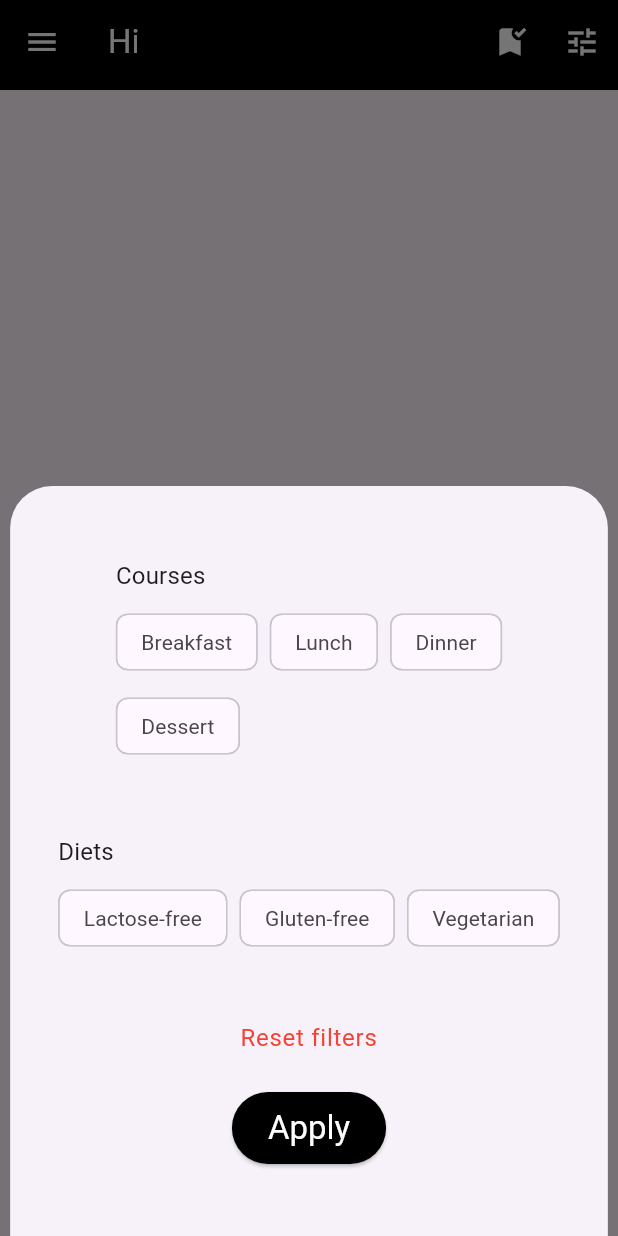
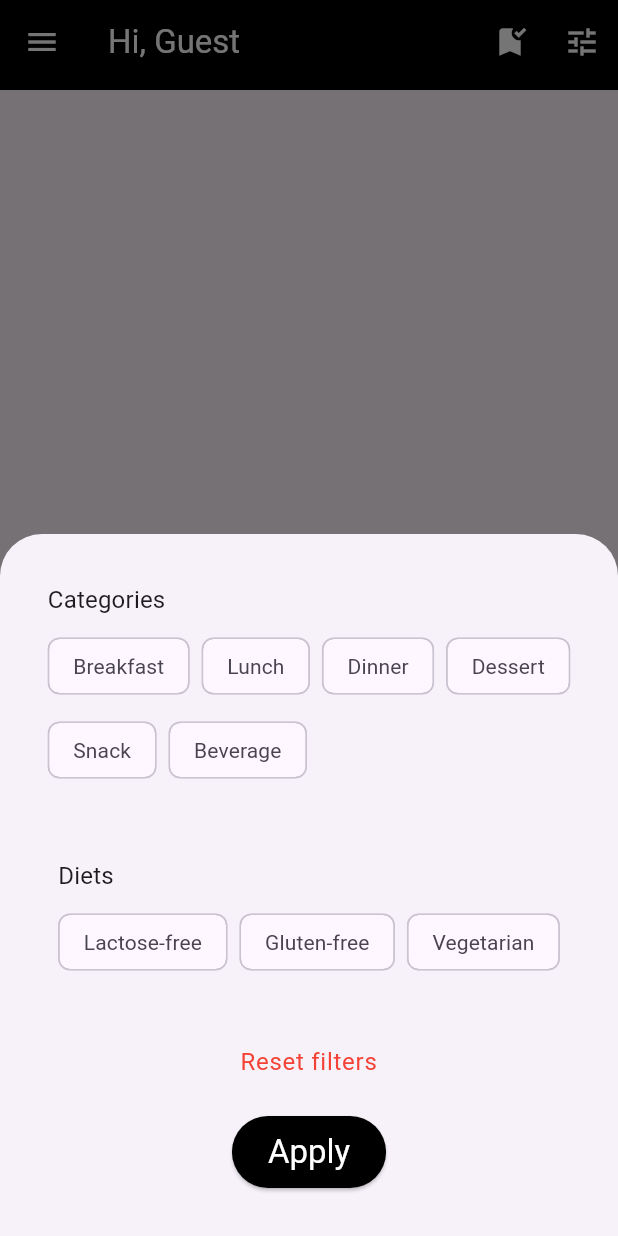
Before and after one commit to alona-gre/love_cooking_app, a Flutter app: the RecipeScreen screen opened directly with empty values, after a tap on the "tune" icon, on a phone screen of 412 x 824 dp. Run offline on Flutter 3.47's test engine with Material 3 defaults, Android fonts, the phone set to English and light mode, and no system bars; our stand-ins replace carousel_slider, flutter_riverpod, go_router, riverpod_annotation, rxdart, sembast and 2 more; generated files the repository leaves out were written again; network calls fail.

Commit message:
added minor fixes

```diff
--- a/lib/src/common_widgets/home_app_bar.dart
+++ b/lib/src/common_widgets/home_app_bar.dart
@@ -16,7 +16,7 @@ class HomeAppBar extends ConsumerWidget implements PreferredSizeWidget {
 
     final currentPage = ref.read(goRouterProvider);
     bool isHomePage =
-        currentPage.routeInformationProvider.value.uri.toString() == '/';
+        currentPage.routeInformationProvider.value.uri.path == '/';
     // final String userName = user?.displayName ?? 'Guest';
 
     return AppBar(
@@ -26,15 +26,16 @@ class HomeAppBar extends ConsumerWidget implements PreferredSizeWidget {
               onPressed: () => Scaffold.of(context).openDrawer(),
             )
           : null,
-      title: Text(user != null ? 'Hi, Username' : 'Hi'),
+      title: Text(user != null ? 'Hi, Username' : 'Hi, Guest'),
       centerTitle: false,
       actions: [
         const CollectionIcon(),
-        IconButton(
-          key: const Key('filters'),
-          icon: const Icon(Icons.tune),
-          onPressed: () => showFilterBottomSheet(context),
-        ),
+        if (isHomePage || isHomePage && user != null)
+          IconButton(
+            key: const Key('filters'),
+            icon: const Icon(Icons.tune),
+            onPressed: () => showFilterBottomSheet(context),
+          ),
       ],
     );
   }
--- a/lib/src/features/filters/presentation/filters_bottom_sheet.dart
+++ b/lib/src/features/filters/presentation/filters_bottom_sheet.dart
@@ -12,14 +12,22 @@ class FilterBottomSheet extends StatelessWidget {
   Widget build(BuildContext context) {
     return SingleChildScrollView(
       child: Container(
-        padding: const EdgeInsets.all(16.0),
+        width: MediaQuery.of(context).size.width,
+        // padding: const EdgeInsets.all(16.0),
         child: Column(
           mainAxisSize: MainAxisSize.max,
           children: [
             const SizedBox(height: 16.0),
             const FilterChipsRow(
-              filterTitle: 'Courses',
-              chipLabels: ['Breakfast', 'Lunch', 'Dinner', 'Dessert'],
+              filterTitle: 'Categories',
+              chipLabels: [
+                'Breakfast',
+                'Lunch',
+                'Dinner',
+                'Dessert',
+                'Snack',
+                'Beverage'
+              ],
             ),
             gapH16,
             const FilterChipsRow(
--- a/lib/src/features/recipes/presentation/recipes_list/recipes_carousel.dart
+++ b/lib/src/features/recipes/presentation/recipes_list/recipes_carousel.dart
@@ -76,11 +76,11 @@ class RecipesCarouselSlider extends StatelessWidget {
         );
       },
       options: CarouselOptions(
-        height: 380.0,
+        height: 360.0,
         enlargeCenterPage: false,
         autoPlay: false,
         aspectRatio: 16 / 9,
-        viewportFraction: (screenWidth < Breakpoint.tablet) ? 0.8 : 0.4,
+        viewportFraction: (screenWidth < Breakpoint.tablet) ? 1 : 0.4,
       ),
     );
   }
```
Also changed, not shown: 1 other file.
